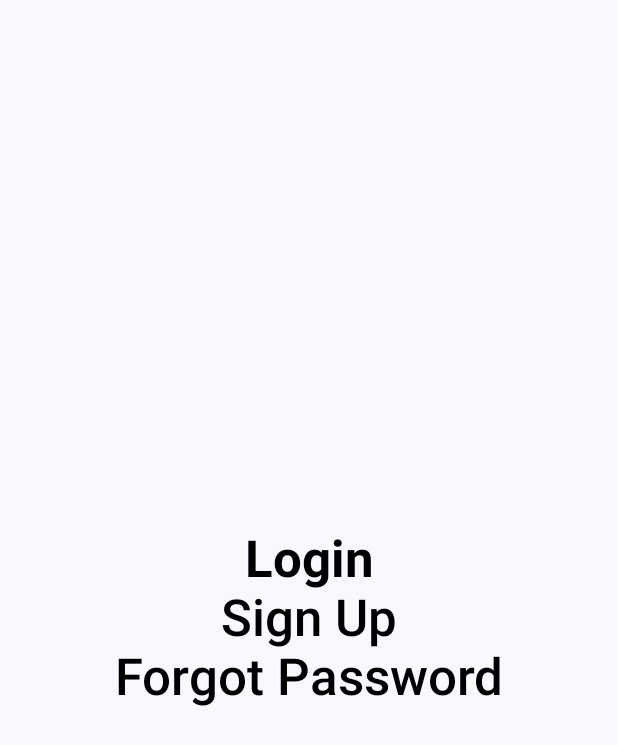
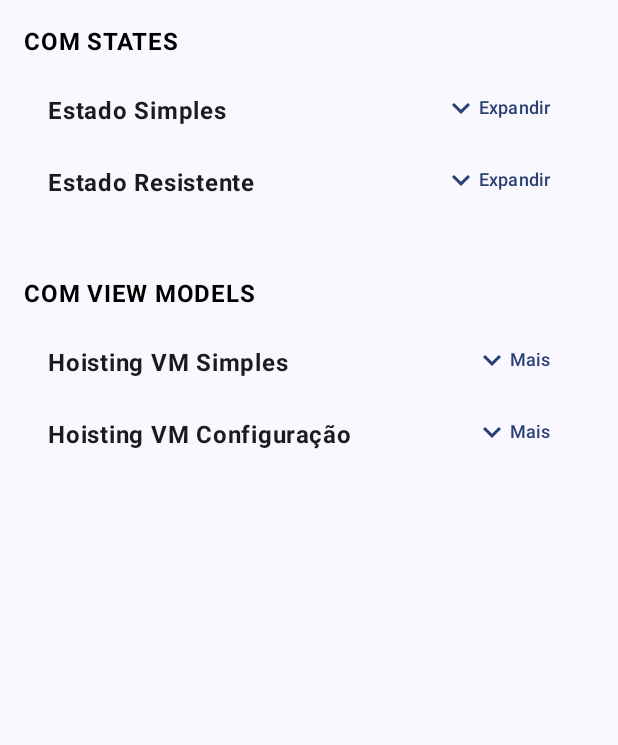
Before and after one commit to treslines/android_compose_arsenal, an Android app built with Jetpack Compose: the screen it shows after launch (MainActivity), on a phone screen of 412 x 824 dp. Shown: the top 745 px of the screen. Run offline under Robolectric (Android 15) with nearby library versions, the phone set to English and light mode, and no system bars; our stand-ins replace accompanist.

Commit message:
como implementar hoisting android compose, o que é hoisting android compose

```diff
--- a/app/src/main/java/br/com/progdeelite/compose/MainActivity.kt
+++ b/app/src/main/java/br/com/progdeelite/compose/MainActivity.kt
@@ -6,18 +6,22 @@ import android.os.Bundle
 import android.widget.Toast
 import androidx.activity.ComponentActivity
 import androidx.activity.compose.setContent
-import androidx.compose.foundation.layout.Arrangement
-import androidx.compose.foundation.layout.Column
-import androidx.compose.foundation.layout.fillMaxSize
+import androidx.activity.viewModels
+import androidx.compose.foundation.layout.*
+import androidx.compose.foundation.rememberScrollState
+import androidx.compose.foundation.verticalScroll
 import androidx.compose.material.TopAppBar
 import androidx.compose.material3.*
 import androidx.compose.runtime.Composable
 import androidx.compose.ui.Alignment
 import androidx.compose.ui.Modifier
 import androidx.compose.ui.platform.LocalContext
+import androidx.compose.ui.text.font.FontWeight
 import androidx.compose.ui.tooling.preview.Preview
+import androidx.compose.ui.unit.dp
 import androidx.navigation.compose.rememberNavController
 import br.com.progdeelite.compose.navigation.RootNavigationGraph
+import br.com.progdeelite.compose.ui.components.*
 import br.com.progdeelite.compose.ui.theme.ArsenalTheme
 import br.com.progdeelite.compose.ui.view.LoadingView
 import br.com.progdeelite.compose.ui.view.WelcomeView
@@ -34,13 +38,18 @@ class MainActivity : ComponentActivity() {
         val viewModel = ObserveStateViewModel()
         viewModel.setLoadingState(true)
 
+        val saveableViewModel: SaveableViewModel by viewModels()
+
         setContent {
 
 //          Video: https://youtu.be/73jIHwk-Td0
 //          VideoWelcome()
 
+//          Video: https://youtu.be/UJpwxg4tv_U
+//          VideoComplexNavigationGraph()
+
 //          Video: https://youtu.be/xxxxxxxx
-            VideoComplexNavigationGraph()
+            VideoHoisting(saveableViewModel)
 
 //          Video: https://youtu.be/5031eqGD4xU
 //          VideoHelloWorld()
@@ -55,6 +64,29 @@ class MainActivity : ComponentActivity() {
 private fun VideoWelcome() {
     ArsenalTheme {
         WelcomeView(LocalContext.current)
+    }
+}
+
+@Composable
+private fun VideoHoisting(viewModel: SaveableViewModel) {
+    ArsenalTheme {
+        Column(modifier = Modifier.verticalScroll(rememberScrollState())) {
+            Text(
+                text = "COM STATES",
+                fontWeight = FontWeight.Bold,
+                modifier = Modifier.padding(start = 16.dp, end = 16.dp, top = 16.dp, bottom = 8.dp)
+            )
+            ExpandableView()
+            ExpandableSavableView()
+            Spacer(modifier = Modifier.size(24.dp))
+            Text(
+                text = "COM VIEW MODELS",
+                fontWeight = FontWeight.Bold,
+                modifier = Modifier.padding(start = 16.dp, end = 16.dp, top = 16.dp, bottom = 8.dp)
+            )
+            ExpandableViewHoisted(ExpandableViewModel())
+            ExpandableViewHoistedSavable(viewModel)
+        }
     }
 }
 
--- /dev/null
+++ b/app/src/main/java/br/com/progdeelite/compose/ui/components/DropDown.kt
@@ -0,0 +1,85 @@
+package br.com.progdeelite.compose.ui.components
+
+import androidx.compose.foundation.layout.Column
+import androidx.compose.foundation.layout.Row
+import androidx.compose.foundation.layout.padding
+import androidx.compose.material.icons.Icons
+import androidx.compose.material.icons.filled.KeyboardArrowDown
+import androidx.compose.material.icons.filled.KeyboardArrowUp
+import androidx.compose.material3.Icon
+import androidx.compose.material3.Text
+import androidx.compose.material3.TextButton
+import androidx.compose.runtime.Composable
+import androidx.compose.ui.Modifier
+import androidx.compose.ui.text.font.FontWeight
+import androidx.compose.ui.tooling.preview.Preview
+import androidx.compose.ui.unit.dp
+import androidx.compose.ui.unit.sp
+import br.com.progdeelite.compose.ui.theme.ArsenalTheme
+
+@Composable
+fun DropDownComponent(
+    title: String,
+    description: String,
+    minimizeText: String,
+    maximizeText: String,
+    contentDescription: String,
+    expanded: Boolean,
+    expandAction: () -> Unit
+) {
+    Row(modifier = Modifier.padding(top= 0.dp, start= 24.dp, end=24.dp, bottom = 0.dp)) {
+        Column(
+            modifier = Modifier
+                .weight(1f)
+                .padding(top = 14.dp)
+        ) {
+            Text(text = title, fontWeight = FontWeight.Bold)
+            // DESCRIçÃO DINÂMICA
+            if (expanded) {
+                Text(text = description)
+            }
+        }
+        // ICON E TEXTOS SÃO DINÂMICOS
+        TextButton(
+            onClick = expandAction
+        ) {
+            Icon(
+                // SE QUISER MAIS ICONS, USE UMA LIB: material-icons-extended (VIDE build.gradle)
+                if (expanded) Icons.Default.KeyboardArrowUp else Icons.Default.KeyboardArrowDown,
+                contentDescription = contentDescription
+            )
+            Text(
+                text = if (expanded) minimizeText else maximizeText,
+                fontSize = 12.sp
+            )
+        }
+    }
+}
+
+@Preview
+@Composable
+fun DropDownLightPreview() {
+    ArsenalTheme {
+        DropDownComponent(
+            "titulo",
+            "descrição",
+            "Menos",
+            "Mais",
+            "contentDescription",
+            false) {}
+    }
+}
+
+@Preview
+@Composable
+fun DropDownDarkPreview() {
+    ArsenalTheme(useDarkTheme = true) {
+        DropDownComponent(
+            "titulo",
+            "descrição",
+            "Menos",
+            "Mais",
+            "contentDescription",
+            true) {}
+    }
+}
--- /dev/null
+++ b/app/src/main/java/br/com/progdeelite/compose/ui/components/ExpandableView.kt
@@ -0,0 +1,171 @@
+package br.com.progdeelite.compose.ui.components
+
+import androidx.compose.foundation.layout.padding
+import androidx.compose.material3.MaterialTheme
+import androidx.compose.material3.Surface
+import androidx.compose.runtime.*
+import androidx.compose.runtime.saveable.rememberSaveable
+import androidx.compose.ui.Modifier
+import androidx.compose.ui.tooling.preview.Preview
+import androidx.compose.ui.unit.dp
+import androidx.lifecycle.SavedStateHandle
+import androidx.lifecycle.ViewModel
+import androidx.lifecycle.viewModelScope
+import br.com.progdeelite.compose.ui.theme.ArsenalTheme
+import kotlinx.coroutines.flow.MutableStateFlow
+import kotlinx.coroutines.flow.StateFlow
+import kotlinx.coroutines.launch
+import kotlin.reflect.KProperty
+
+// 1) CREATE EXPANDABLE COMPONENT COM ESTADO LOCAL
+// 2) ENTENDER QUANDO LEVANTAR O ESTADO (HOISTING) E PORQUE
+// 3) ENTENDER PORQUE POR O ESTADO NO VIEW MODEL TEM MAIS VANTAGENS (SOBREVIVE O LIFE CYCLE)
+
+@Composable
+fun ExpandableView() {
+    // LOCAL STATE (ISSO NÃO É HOISTING, MAS TBM É LEGAL E BOM CONHECER)
+    val expanded = remember { mutableStateOf(false) }
+    Surface(
+        color = MaterialTheme.colorScheme.background,
+        modifier = Modifier.padding(vertical = 0.dp, horizontal = 8.dp)
+    ) {
+        DropDownComponent(
+            title="Estado Simples", // NÃO FACA ASSIM, INTERNACIONALIZE! VEJA O VIDEO
+            description = "Conteúdo com toda a descrição que eu queira exibir nesta área!" ,
+            minimizeText = "Minimizar",
+            maximizeText = "Expandir",
+            contentDescription ="Botão de minimizar ou maximizar o conteúdo!",
+            expanded.value) { expanded.value = !expanded.value }
+    }
+}
+
+@Composable
+fun ExpandableSavableView() {
+    // NÃO É HOISTING, MAS ESTA RESISTINDO A MUDANçAS DE ESTADO
+    val expanded = rememberSaveable { mutableStateOf(false) }
+    Surface(
+        color = MaterialTheme.colorScheme.background,
+        modifier = Modifier.padding(vertical = 0.dp, horizontal = 8.dp)
+    ) {
+        DropDownComponent(
+            title="Estado Resistente", // NÃO FACA ASSIM, INTERNACIONALIZE! VEJA O VIDEO
+            description = "Conteúdo com toda a descrição que eu queira exibir nesta área!" ,
+            minimizeText = "Minimizar",
+            maximizeText = "Expandir",
+            contentDescription ="Botão de minimizar ou maximizar o conteúdo!",
+            expanded.value) { expanded.value = !expanded.value }
+    }
+}
+
+// +----------------------------------------------+
+// | HOISTING - ELEVANDO O ESTADO PARA O MODELO   |
+// +----------------------------------------------+
+class ExpandableViewModel : ViewModel() {
+    private val _state = MutableStateFlow(false)
+    val state: StateFlow<Boolean>
+        get() = _state
+
+    fun toggleState(newState: Boolean) {
+        viewModelScope.launch {
+            _state.emit(newState)
+        }
+    }
+}
+
+@Composable
+fun ExpandableViewHoisted(viewModel: ExpandableViewModel) {
+
+    // ISSO É HOISTING! ELEVAMOS O ESTADO PARA O VIEW MODEL,
+    // VIVE DURANTE O CICLO DE VIDA, POREM NÃO RESISTE (AINDA) A MUDANçA DE CONFIGURAçÃO
+    val expanded = viewModel.state.collectAsState().value
+
+    Surface(
+        color = MaterialTheme.colorScheme.background,
+        modifier = Modifier.padding(vertical = 0.dp, horizontal = 8.dp)
+    ) {
+        DropDownComponent(
+            title="Hoisting VM Simples", // NÃO FACA ASSIM, INTERNACIONALIZE! VEJA O VIDEO
+            description = "Descrição com toda a descrição que eu queira exibir nesta área!" ,
+            minimizeText = "Menos",
+            maximizeText = "Mais",
+            contentDescription ="Icone de minimizar ou maximizar o conteúdo!",
+            expanded) { viewModel.toggleState(!expanded)}
+    }
+}
+
+// +--------------------------------------------------------------+
+// | Usando um view model que resiste a mudança de configuração   |
+// +--------------------------------------------------------------+
+@Composable
+fun ExpandableViewHoistedSavable(viewModel: SaveableViewModel) {
+
+    Surface(
+        color = MaterialTheme.colorScheme.background,
+        modifier = Modifier.padding(vertical = 0.dp, horizontal = 8.dp)
+    ) {
+        DropDownComponent(
+            title="Hoisting VM Configuração", // NÃO FACA ASSIM, INTERNACIONALIZE! VEJA O VIDEO
+            description = "Descrição com toda a descrição que eu queira exibir nesta área!" ,
+            minimizeText = "Menos",
+            maximizeText = "Mais",
+            contentDescription ="Icone de minimizar ou maximizar o conteúdo!",
+            viewModel.saveableMutableComposeState) { viewModel.triggerComposeState(!viewModel.saveableMutableComposeState)}
+    }
+}
+
+// +--------------------------------------------------------+
+// | ViewModel que resiste a mudanças de configurações      |
+// +--------------------------------------------------------+
+class SaveableViewModel(savedStateHandle: SavedStateHandle) : ViewModel() {
+
+    var saveableMutableComposeState by SaveableComposeState(savedStateHandle, "ComposeKey", false)
+        private set
+
+
+    fun triggerComposeState(newState: Boolean) {
+        saveableMutableComposeState = newState
+    }
+}
+
+// +--------------------------------------------------------+
+// | Modelagem do estado generico para view models          |
+// +--------------------------------------------------------+
+class SaveableComposeState<T>(
+    private val savedStateHandle: SavedStateHandle,
+    private val key: String,
+    defaultValue: T
+) {
+    private var _state by mutableStateOf(savedStateHandle.get<T>(key) ?: defaultValue)
+
+    operator fun getValue(
+        thisRef: Any?,
+        property: KProperty<*>
+    ): T {
+        return _state
+    }
+
+    operator fun setValue(
+        thisRef: Any?,
+        property: KProperty<*>,
+        value: T
+    ) {
+        _state = value
+        savedStateHandle[key] = value
+    }
+}
+
+@Preview
+@Composable
+fun ExpandableViewLightPreview() {
+    ArsenalTheme {
+        ExpandableView()
+    }
+}
+
+@Preview
+@Composable
+fun ExpandableViewDarkPreview() {
+    ArsenalTheme(useDarkTheme = true) {
+        ExpandableView()
+    }
+}
```
Also changed, not shown: app/build.gradle (+13 -8 lines).
